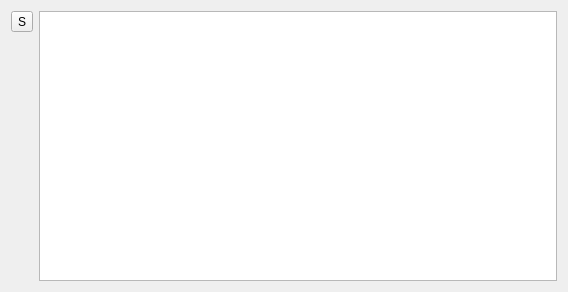
Above: src/gui/tabcontainer.ui from edulix/confclerk before the change. Below: the same form after it.
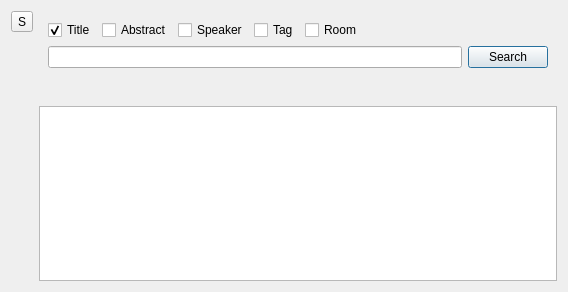
That is the form after the change. Icons and pictures are not drawn. Custom widgets are drawn as their Qt base class.

Commit message: 'search' tab functionality moved to 'tabcontainer'

The edit to the form file:
```diff
--- a/src/gui/tabcontainer.ui
+++ b/src/gui/tabcontainer.ui
@@ -13,7 +13,148 @@
    <string>Form</string>
   </property>
   <layout class="QGridLayout" name="gridLayout" >
+   <item row="0" column="2" >
+    <layout class="QVBoxLayout" name="verticalLayout" >
+     <item>
+      <widget class="QWidget" native="1" name="searchHead" >
+       <property name="sizePolicy" >
+        <sizepolicy vsizetype="Preferred" hsizetype="Preferred" >
+         <horstretch>0</horstretch>
+         <verstretch>0</verstretch>
+        </sizepolicy>
+       </property>
+       <property name="maximumSize" >
+        <size>
+         <width>16777215</width>
+         <height>16777215</height>
+        </size>
+       </property>
+       <layout class="QGridLayout" name="searchHeadLayout_2" >
+        <property name="sizeConstraint" >
+         <enum>QLayout::SetDefaultConstraint</enum>
+        </property>
+        <item row="2" column="0" >
+         <layout class="QHBoxLayout" name="horizontalLayout_2" >
+          <item>
+           <widget class="QLineEdit" name="searchEdit" >
+            <property name="enabled" >
+             <bool>true</bool>
+            </property>
+            <property name="toolTip" >
+             <string>type a keyword to search</string>
+            </property>
+           </widget>
+          </item>
+          <item>
+           <widget class="QPushButton" name="searchButton" >
+            <property name="sizePolicy" >
+             <sizepolicy vsizetype="Minimum" hsizetype="Minimum" >
+              <horstretch>0</horstretch>
+              <verstretch>0</verstretch>
+             </sizepolicy>
+            </property>
+            <property name="text" >
+             <string>Search</string>
+            </property>
+            <property name="icon" >
+             <iconset resource="../icons.qrc" >
+              <normaloff>:/icons/search.png</normaloff>:/icons/search.png</iconset>
+            </property>
+            <property name="checkable" >
+             <bool>false</bool>
+            </property>
+            <property name="autoDefault" >
+             <bool>true</bool>
+            </property>
+            <property name="default" >
+             <bool>true</bool>
+            </property>
+            <property name="flat" >
+             <bool>false</bool>
+            </property>
+           </widget>
+          </item>
+         </layout>
+        </item>
    <item row="0" column="0" >
+         <layout class="QHBoxLayout" name="horizontalLayout_7" >
+          <item>
+           <widget class="QCheckBox" name="searchTitle" >
+            <property name="text" >
+             <string>Title</string>
+            </property>
+            <property name="checked" >
+             <bool>true</bool>
+            </property>
+           </widget>
+          </item>
+          <item>
+           <widget class="QCheckBox" name="searchAbstract" >
+            <property name="text" >
+             <string>Abstract</string>
+            </property>
+           </widget>
+          </item>
+          <item>
+           <widget class="QCheckBox" name="searchSpeaker" >
+            <property name="text" >
+             <string>Speaker</string>
+            </property>
+           </widget>
+          </item>
+          <item>
+           <widget class="QCheckBox" name="searchTag" >
+            <property name="text" >
+             <string>Tag</string>
+            </property>
+           </widget>
+          </item>
+          <item>
+           <widget class="QCheckBox" name="searchRoom" >
+            <property name="text" >
+             <string>Room</string>
+            </property>
+           </widget>
+          </item>
+          <item>
+           <spacer name="horizontalSpacer" >
+            <property name="orientation" >
+             <enum>Qt::Horizontal</enum>
+            </property>
+            <property name="sizeHint" stdset="0" >
+             <size>
+              <width>40</width>
+              <height>20</height>
+             </size>
+            </property>
+           </spacer>
+          </item>
+         </layout>
+        </item>
+        <item row="3" column="0" >
+         <spacer name="verticalSpacer" >
+          <property name="orientation" >
+           <enum>Qt::Vertical</enum>
+          </property>
+          <property name="sizeHint" stdset="0" >
+           <size>
+            <width>20</width>
+            <height>40</height>
+           </size>
+          </property>
+         </spacer>
+        </item>
+       </layout>
+      </widget>
+     </item>
+     <item>
+      <widget class="TreeView" name="treeView" />
+     </item>
+    </layout>
+   </item>
+   <item row="0" column="1" >
+    <layout class="QVBoxLayout" name="verticalLayout_2" >
+     <item>
     <widget class="QToolButton" name="searchAgainButton" >
      <property name="enabled" >
       <bool>true</bool>
@@ -45,10 +186,7 @@
      </property>
     </widget>
    </item>
-   <item rowspan="2" row="0" column="1" >
-    <widget class="TreeView" name="treeView" />
-   </item>
-   <item row="1" column="0" >
+     <item>
     <widget class="DayNavigatorWidget" native="1" name="dayNavigator" >
      <property name="sizePolicy" >
       <sizepolicy vsizetype="Expanding" hsizetype="Minimum" >
@@ -57,6 +195,8 @@
       </sizepolicy>
      </property>
     </widget>
+     </item>
+    </layout>
    </item>
   </layout>
  </widget>
```
Lines whose indentation alone changed are shown as unchanged. The commit also changes 5 other files.
